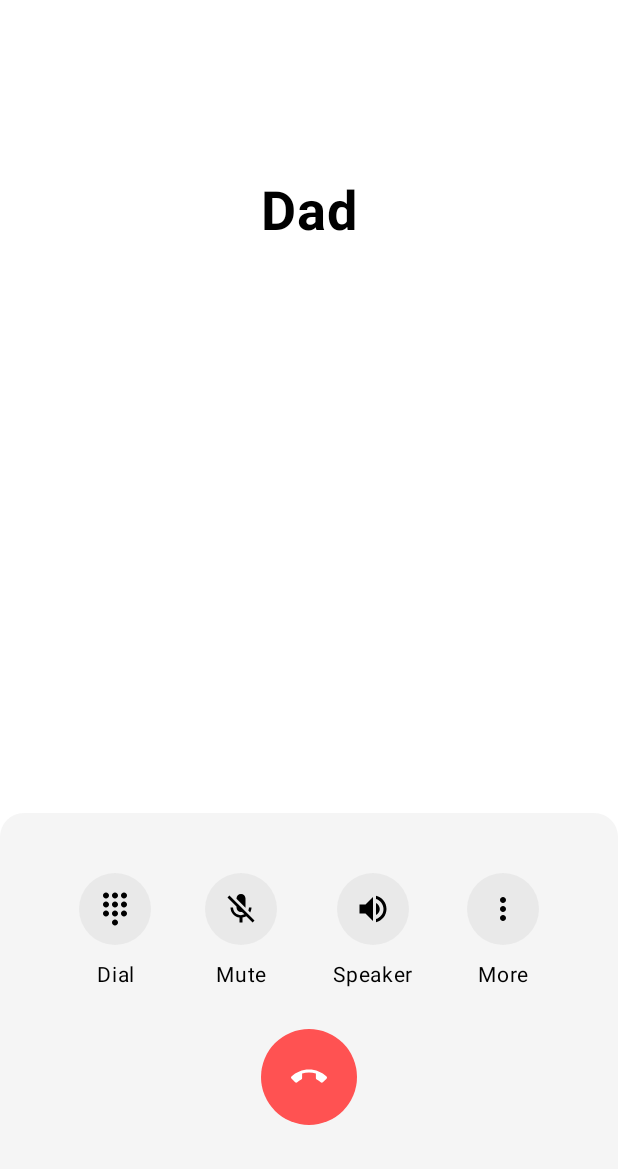
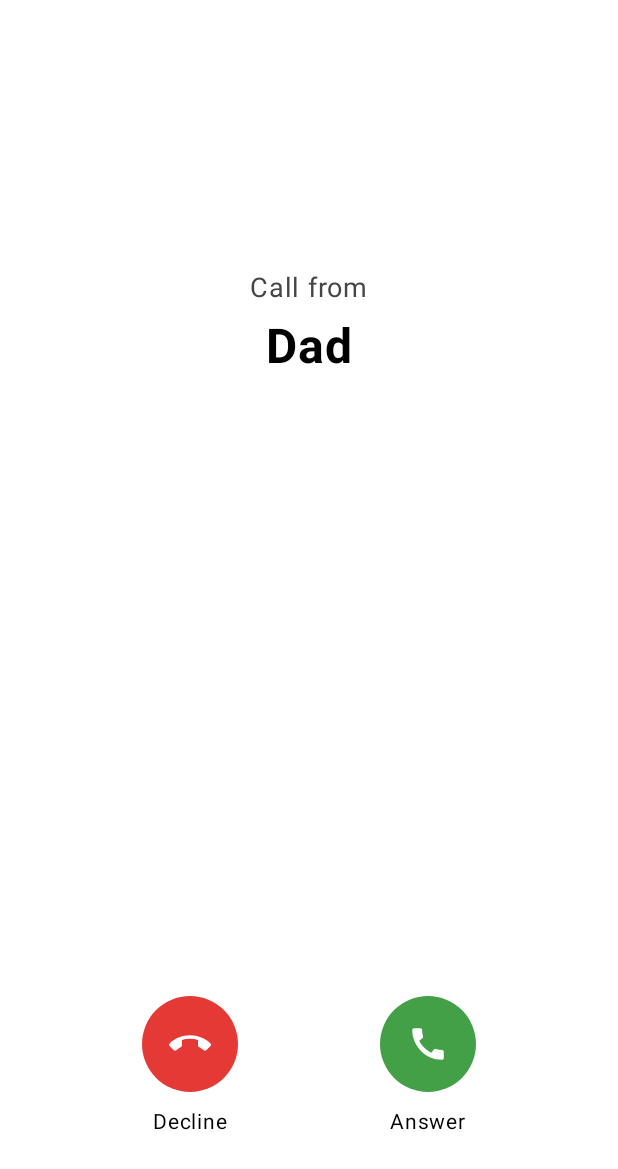
Before and after one commit to FabioLiberto/FakeCall, an Android app built with Jetpack Compose: the screen it shows after launch (MainActivity), after a tap on "Preview", on a phone screen of 412 x 824 dp. Shown: the top 1169 px of the screen. Run offline under Robolectric (Android 15) with nearby library versions, the phone set to English and light mode, and no system bars.

Commit message:
- Implemented screen when phone call is incoming - Added routes to Navigation for navigation - Add navigation to IncomingCallScreen on preview click in SettingsScreen and navigation to AcceptedCallScreen when incoming call is being answered

```diff
--- a/app/src/main/java/ch/zli/fl/fakecall/AppNavigation.kt
+++ b/app/src/main/java/ch/zli/fl/fakecall/AppNavigation.kt
@@ -6,6 +6,7 @@ import androidx.navigation.compose.NavHost
 import androidx.navigation.compose.composable
 import androidx.navigation.compose.rememberNavController
 import ch.zli.fl.fakecall.ui.screen.AcceptedCallScreen
+import ch.zli.fl.fakecall.ui.screen.IncomingCallScreen
 import ch.zli.fl.fakecall.ui.screen.SettingsScreen
 
 @Composable
@@ -14,6 +15,7 @@ fun AppNavigation() {
 
     NavHost(navController = navController, startDestination = "settings") {
         composable("settings") { SettingsScreen(navController) }
-        composable("acceptedCall") { AcceptedCallScreen() }
+        composable("incomingCall") { IncomingCallScreen(navController) }
+        composable("acceptedCall") { AcceptedCallScreen(navController) }
     }
 }
--- a/app/src/main/java/ch/zli/fl/fakecall/ui/screen/AcceptedCallScreen.kt
+++ b/app/src/main/java/ch/zli/fl/fakecall/ui/screen/AcceptedCallScreen.kt
@@ -1,6 +1,7 @@
 package ch.zli.fl.fakecall.ui.screen
 
 import androidx.compose.foundation.background
+import androidx.compose.foundation.clickable
 import androidx.compose.foundation.layout.Arrangement
 import androidx.compose.foundation.layout.Box
 import androidx.compose.foundation.layout.Column
@@ -30,9 +31,10 @@ import androidx.compose.ui.text.font.FontWeight
 import androidx.compose.ui.text.style.TextAlign
 import androidx.compose.ui.unit.dp
 import androidx.compose.ui.unit.sp
+import androidx.navigation.NavController
 
 @Composable
-fun AcceptedCallScreen() {
+fun AcceptedCallScreen(navController: NavController) {
     Box(
         modifier = Modifier
             .fillMaxSize()
@@ -91,7 +93,6 @@ fun AcceptedCallScreen() {
                     )
                 }
 
-                // End call button
                 Box(
                     modifier = Modifier
                         .size(64.dp)
@@ -104,7 +105,10 @@ fun AcceptedCallScreen() {
                         imageVector = Icons.Filled.CallEnd,
                         contentDescription = "End Call",
                         tint = Color.White,
-                        modifier = Modifier.size(24.dp),
+                        modifier = Modifier.size(24.dp)
+                            .clickable {
+                                navController.navigate("settings")
+                            },
                     )
                 }
 
--- /dev/null
+++ b/app/src/main/java/ch/zli/fl/fakecall/ui/screen/IncomingCallScreen.kt
@@ -0,0 +1,130 @@
+package ch.zli.fl.fakecall.ui.screen
+
+import androidx.compose.foundation.background
+import androidx.compose.foundation.clickable
+import androidx.compose.foundation.layout.Arrangement
+import androidx.compose.foundation.layout.Box
+import androidx.compose.foundation.layout.Column
+import androidx.compose.foundation.layout.Row
+import androidx.compose.foundation.layout.Spacer
+import androidx.compose.foundation.layout.fillMaxSize
+import androidx.compose.foundation.layout.fillMaxWidth
+import androidx.compose.foundation.layout.height
+import androidx.compose.foundation.layout.padding
+import androidx.compose.foundation.layout.size
+import androidx.compose.foundation.shape.CircleShape
+import androidx.compose.material.icons.Icons
+import androidx.compose.material.icons.filled.Call
+import androidx.compose.material.icons.filled.CallEnd
+import androidx.compose.material3.Icon
+import androidx.compose.material3.Text
+import androidx.compose.runtime.Composable
+import androidx.compose.ui.Alignment
+import androidx.compose.ui.Modifier
+import androidx.compose.ui.draw.clip
+import androidx.compose.ui.graphics.Color
+import androidx.compose.ui.text.font.FontWeight
+import androidx.compose.ui.unit.dp
+import androidx.compose.ui.unit.sp
+import androidx.navigation.NavController
+
+@Composable
+fun IncomingCallScreen(navController: NavController) {
+    Box(
+        modifier = Modifier
+            .fillMaxSize()
+            .background(Color.White),
+    ) {
+        Column(
+            modifier = Modifier
+                .fillMaxWidth()
+                .align(Alignment.TopCenter)
+                .padding(top = 180.dp),
+            horizontalAlignment = Alignment.CenterHorizontally,
+        ) {
+            Text(
+                text = "Call from",
+                fontSize = 18.sp,
+                color = Color.DarkGray,
+            )
+
+            Spacer(modifier = Modifier.height(8.dp))
+
+            Text(
+                text = "Dad",
+                fontSize = 32.sp,
+                fontWeight = FontWeight.Bold,
+                color = Color.Black,
+            )
+        }
+
+        Row(
+            modifier = Modifier
+                .fillMaxWidth()
+                .align(Alignment.BottomCenter)
+                .padding(bottom = 64.dp),
+            horizontalArrangement = Arrangement.SpaceEvenly,
+        ) {
+            Column(
+                horizontalAlignment = Alignment.CenterHorizontally,
+            ) {
+                Box(
+                    modifier = Modifier
+                        .size(64.dp)
+                        .clip(CircleShape)
+                        .background(Color(0xFFE53935)),
+                    contentAlignment = Alignment.Center,
+                ) {
+                    Icon(
+                        imageVector = Icons.Default.CallEnd,
+                        contentDescription = "Decline Call",
+                        tint = Color.White,
+                        modifier = Modifier.size(28.dp)
+                            .clickable {
+                                navController.navigate("settings")
+                            },
+                    )
+                }
+
+                Spacer(modifier = Modifier.height(8.dp))
+
+                Text(
+                    text = "Decline",
+                    fontSize = 14.sp,
+                    color = Color.Black,
+                )
+            }
+
+            Column(
+                horizontalAlignment = Alignment.CenterHorizontally,
+            ) {
+                Box(
+                    modifier = Modifier
+                        .size(64.dp)
+                        .clip(CircleShape)
+                        .background(Color(0xFF43A047)),
+                    contentAlignment = Alignment.Center,
+                ) {
+                    Icon(
+                        imageVector = Icons.Default.Call,
+                        contentDescription = "Answer Call",
+                        tint = Color.White,
+                        modifier = Modifier
+                            .size(28.dp)
+                            .clickable {
+                                navController.navigate("acceptedCall")
+                            },
+                    )
+                }
+
+                Spacer(modifier = Modifier.height(8.dp))
+
+                Text(
+                    text = "Answer",
+                    fontSize = 14.sp,
+                    color = Color.Black,
+                )
+            }
+        }
+    }
+}
--- a/app/src/main/java/ch/zli/fl/fakecall/ui/screen/SettingsScreen.kt
+++ b/app/src/main/java/ch/zli/fl/fakecall/ui/screen/SettingsScreen.kt
@@ -257,7 +257,7 @@ fun SettingsScreen(navController: NavController) {
                 text = "Preview",
                 textDecoration = TextDecoration.Underline,
                 modifier = Modifier.clickable {
-                    navController.navigate("acceptedCall")
+                    navController.navigate("incomingCall")
                 },
             )
         }
```
